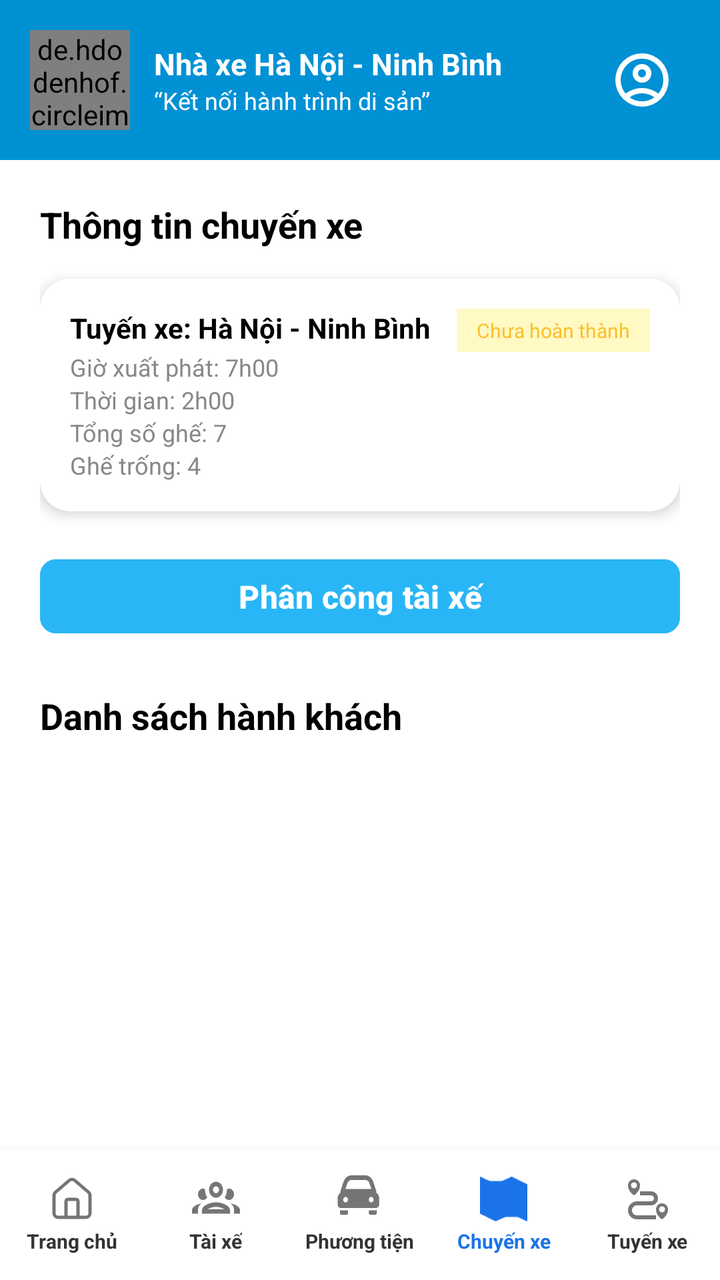
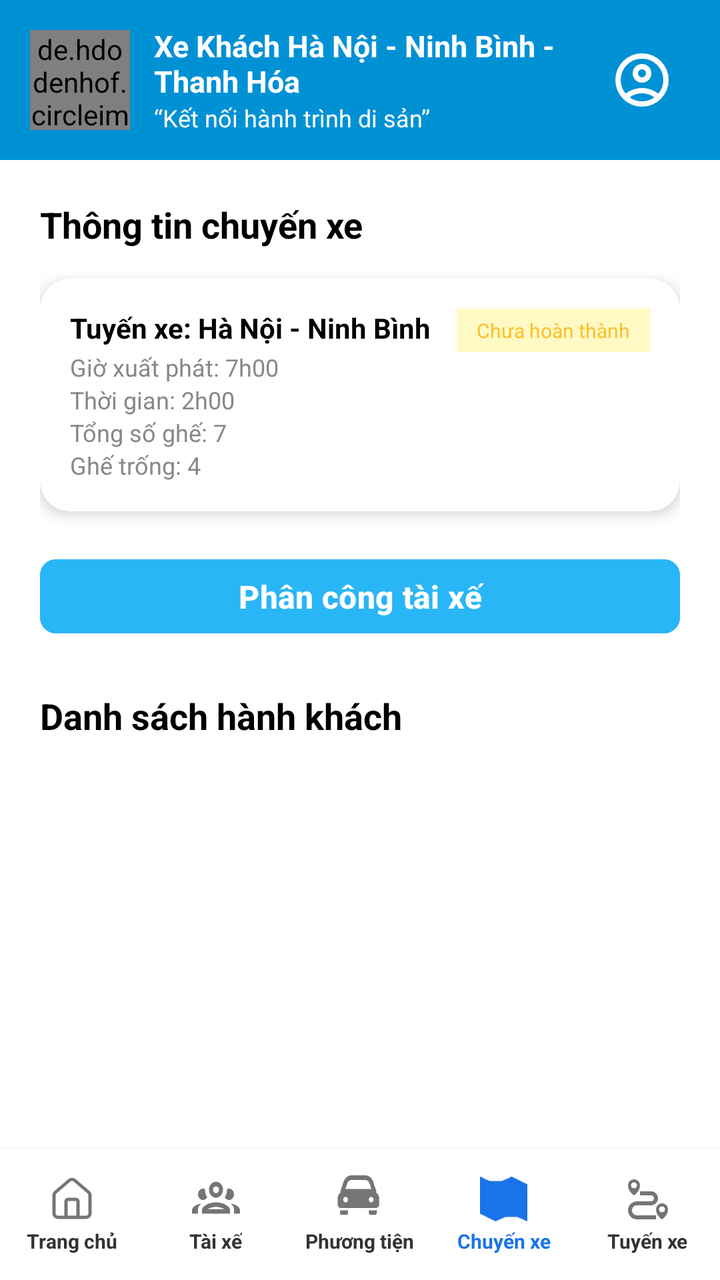

Compare the two renders of this Android layout. The source of the first and the diff that turns it into the second are given below.
<!-- AndroidManifest.xml: application theme Theme.VeXeApp -->
<!-- res/layout/activity_trip_detail.xml -->
<?xml version="1.0" encoding="utf-8"?>
<androidx.constraintlayout.widget.ConstraintLayout xmlns:android="http://schemas.android.com/apk/res/android"
    xmlns:app="http://schemas.android.com/apk/res-auto"
    android:layout_width="match_parent"
    android:layout_height="match_parent"
    android:background="#FFFFFF">

    
    <LinearLayout
        android:id="@+id/header"
        android:layout_width="match_parent"
        android:layout_height="80dp"
        android:background="#0091D5"
        android:gravity="center_vertical"
        android:orientation="horizontal"
        android:paddingHorizontal="15dp"
        app:layout_constraintTop_toTopOf="parent">

        <de.hdodenhof.circleimageview.CircleImageView
            android:id="@+id/imgLogo"
            android:layout_width="50dp"
            android:layout_height="50dp"
            android:src="@drawable/logo"
            app:civ_border_color="@color/white"
            app:civ_border_width="1dp" />

        <LinearLayout
            android:layout_width="0dp"
            android:layout_height="wrap_content"
            android:layout_marginStart="12dp"
            android:layout_weight="1"
            android:orientation="vertical">

            <TextView
                android:layout_width="wrap_content"
                android:layout_height="wrap_content"
                android:text="Nhà xe Hà Nội - Ninh Bình"
                android:textColor="@color/white"
                android:textSize="15sp"
                android:textStyle="bold" />

            <TextView
                android:layout_width="wrap_content"
                android:layout_height="wrap_content"
                android:text="“Kết nối hành trình di sản”"
                android:textColor="@color/white"
                android:textSize="12sp" />
        </LinearLayout>

        <ImageView
            android:id="@+id/imgOpProfile"
            android:layout_width="48dp"
            android:layout_height="48dp"
            android:padding="8dp"
            android:src="@drawable/account_circle"
            app:tint="@color/white" />
    </LinearLayout>

    <ScrollView
        android:layout_width="match_parent"
        android:layout_height="0dp"
        app:layout_constraintBottom_toTopOf="@+id/bottom_nav"
        app:layout_constraintTop_toBottomOf="@id/header">

        <LinearLayout
            android:layout_width="match_parent"
            android:layout_height="wrap_content"
            android:orientation="vertical"
            android:padding="20dp">

            <TextView
                android:layout_width="wrap_content"
                android:layout_height="wrap_content"
                android:text="Thông tin chuyến xe"
                android:textColor="#000000"
                android:textSize="18sp"
                android:textStyle="bold"
                android:layout_marginBottom="15dp"/>

            
            <androidx.cardview.widget.CardView
                android:layout_width="match_parent"
                android:layout_height="wrap_content"
                app:cardCornerRadius="15dp"
                app:cardElevation="4dp"
                android:layout_marginBottom="20dp">

                <RelativeLayout
                    android:layout_width="match_parent"
                    android:layout_height="wrap_content"
                    android:padding="15dp">

                    <LinearLayout
                        android:layout_width="wrap_content"
                        android:layout_height="wrap_content"
                        android:orientation="vertical">

                        <TextView
                            android:id="@+id/tvRouteName"
                            android:layout_width="wrap_content"
                            android:layout_height="wrap_content"
                            android:text="Tuyến xe: Hà Nội - Ninh Bình"
                            android:textColor="#000000"
                            android:textStyle="bold"
                            android:textSize="14sp" />

                        <TextView
                            android:id="@+id/tvTime"
                            android:layout_width="wrap_content"
                            android:layout_height="wrap_content"
                            android:text="Giờ xuất phát: 7h00"
                            android:textColor="#888888"
                            android:textSize="12sp"
                            android:layout_marginTop="2dp"/>

                        <TextView
                            android:id="@+id/tvDuration"
                            android:layout_width="wrap_content"
                            android:layout_height="wrap_content"
                            android:text="Thời gian: 2h00"
                            android:textColor="#888888"
                            android:textSize="12sp" />

                        <TextView
                            android:id="@+id/tvTotalSeats"
                            android:layout_width="wrap_content"
                            android:layout_height="wrap_content"
                            android:text="Tổng số ghế: 7"
                            android:textColor="#888888"
                            android:textSize="12sp" />

                        <TextView
                            android:id="@+id/tvAvailableSeats"
                            android:layout_width="wrap_content"
                            android:layout_height="wrap_content"
                            android:text="Ghế trống: 4"
                            android:textColor="#888888"
                            android:textSize="12sp" />

                    </LinearLayout>

                    <LinearLayout
                        android:id="@+id/layoutStatusSelection"
                        android:layout_width="wrap_content"
                        android:layout_height="wrap_content"
                        android:layout_alignParentEnd="true"
                        android:orientation="vertical"
                        android:gravity="end">

                        <TextView
                            android:id="@+id/tvStatus"
                            android:layout_width="wrap_content"
                            android:layout_height="wrap_content"
                            android:background="#FFF9C4"
                            android:paddingHorizontal="10dp"
                            android:paddingVertical="4dp"
                            android:text="Chưa hoàn thành"
                            android:textColor="#FBC02D"
                            android:textSize="10sp"
                            android:clickable="true"
                            android:focusable="true"/>

                        <TextView
                            android:id="@+id/tvStatusOption"
                            android:layout_width="wrap_content"
                            android:layout_height="wrap_content"
                            android:layout_marginTop="5dp"
                            android:background="#E8F5E9"
                            android:paddingHorizontal="10dp"
                            android:paddingVertical="4dp"
                            android:text="Hoàn thành"
                            android:textColor="#4CAF50"
                            android:textSize="10sp"
                            android:visibility="gone"
                            android:clickable="true"
                            android:focusable="true"/>
                    </LinearLayout>
                </RelativeLayout>
            </androidx.cardview.widget.CardView>

            <com.google.android.material.button.MaterialButton
                android:id="@+id/btnAssign"
                android:layout_width="match_parent"
                android:layout_height="45dp"
                android:backgroundTint="#29B6F6"
                android:text="Phân công tài xế"
                android:textAllCaps="false"
                android:textSize="16sp"
                android:textStyle="bold"
                app:cornerRadius="8dp" />

            <TextView
                android:layout_width="wrap_content"
                android:layout_height="wrap_content"
                android:text="Danh sách hành khách"
                android:textColor="#000000"
                android:textSize="18sp"
                android:textStyle="bold"
                android:layout_marginTop="25dp"
                android:layout_marginBottom="15dp"/>

            <androidx.recyclerview.widget.RecyclerView
                android:id="@+id/rvPassengers"
                android:layout_width="match_parent"
                android:layout_height="wrap_content"
                android:nestedScrollingEnabled="false" />

        </LinearLayout>
    </ScrollView>

    
    <LinearLayout
        android:id="@+id/bottom_nav"
        android:layout_width="match_parent"
        android:layout_height="65dp"
        android:background="@color/white"
        android:elevation="8dp"
        android:orientation="horizontal"
        android:gravity="center_vertical"
        app:layout_constraintBottom_toBottomOf="parent">
        <LinearLayout android:id="@+id/nav_home_op_main" android:layout_width="0dp" android:layout_height="wrap_content" android:layout_weight="1" android:gravity="center" android:orientation="vertical"><ImageView android:layout_width="24dp" android:layout_height="24dp" android:src="@drawable/tc" app:tint="#757575"/><TextView android:layout_width="wrap_content" android:layout_height="wrap_content" android:text="Trang chủ" android:textSize="10sp" android:textColor="#333333" android:textStyle="bold" android:layout_marginTop="2dp"/></LinearLayout>
        <LinearLayout android:id="@+id/nav_driver_op" android:layout_width="0dp" android:layout_height="wrap_content" android:layout_weight="1" android:gravity="center" android:orientation="vertical"><ImageView android:layout_width="24dp" android:layout_height="24dp" android:src="@drawable/taixe" app:tint="#757575" /><TextView android:layout_width="wrap_content" android:layout_height="wrap_content" android:text="Tài xế" android:textSize="10sp" android:textColor="#333333" android:textStyle="bold" android:layout_marginTop="2dp" /></LinearLayout>
        <LinearLayout android:id="@+id/nav_vehicle_op" android:layout_width="0dp" android:layout_height="wrap_content" android:layout_weight="1" android:gravity="center" android:orientation="vertical"><ImageView android:layout_width="24dp" android:layout_height="24dp" android:src="@drawable/pt" app:tint="#757575" /><TextView android:layout_width="wrap_content" android:layout_height="wrap_content" android:text="Phương tiện" android:textSize="10sp" android:textColor="#333333" android:textStyle="bold" android:layout_marginTop="2dp" /></LinearLayout>
        <LinearLayout android:id="@+id/nav_trip_op" android:layout_width="0dp" android:layout_height="wrap_content" android:layout_weight="1" android:gravity="center" android:orientation="vertical"><ImageView android:layout_width="24dp" android:layout_height="24dp" android:src="@drawable/cx" app:tint="#1A73E8" /><TextView android:layout_width="wrap_content" android:layout_height="wrap_content" android:text="Chuyến xe" android:textSize="10sp" android:textColor="#1A73E8" android:textStyle="bold" android:layout_marginTop="2dp" /></LinearLayout>
        <LinearLayout android:id="@+id/nav_route_op" android:layout_width="0dp" android:layout_height="wrap_content" android:layout_weight="1" android:gravity="center" android:orientation="vertical"><ImageView android:layout_width="24dp" android:layout_height="24dp" android:src="@drawable/txe" app:tint="#757575" /><TextView android:layout_width="wrap_content" android:layout_height="wrap_content" android:text="Tuyến xe" android:textSize="10sp" android:textColor="#333333" android:textStyle="bold" android:layout_marginTop="2dp" /></LinearLayout>
    </LinearLayout>

</androidx.constraintlayout.widget.ConstraintLayout>
<!-- resources referenced by this layout -->
<resources>
  <color name="white">#FFFFFFFF</color>
  <!-- drawable tc (drawable) -->
  <vector xmlns:android="http://schemas.android.com/apk/res/android"
      android:width="45dp"
      android:height="45dp"
      android:viewportWidth="45"
      android:viewportHeight="45">
    <path
        android:pathData="M28.125,39.375V24.375C28.125,23.878 27.927,23.401 27.576,23.049C27.224,22.698 26.747,22.5 26.25,22.5H18.75C18.253,22.5 17.776,22.698 17.424,23.049C17.073,23.401 16.875,23.878 16.875,24.375V39.375"
        android:strokeLineJoin="round"
        android:strokeWidth="3"
        android:fillColor="#00000000"
        android:strokeColor="#858383"
        android:strokeLineCap="round"/>
    <path
        android:pathData="M5.625,18.75C5.625,18.205 5.744,17.666 5.973,17.171C6.203,16.676 6.538,16.237 6.954,15.885L20.079,4.637C20.756,4.065 21.614,3.751 22.5,3.751C23.386,3.751 24.244,4.065 24.921,4.637L38.046,15.885C38.462,16.237 38.797,16.676 39.027,17.171C39.256,17.666 39.375,18.205 39.375,18.75V35.625C39.375,36.62 38.98,37.573 38.277,38.277C37.573,38.98 36.62,39.375 35.625,39.375H9.375C8.38,39.375 7.427,38.98 6.723,38.277C6.02,37.573 5.625,36.62 5.625,35.625V18.75Z"
        android:strokeWidth="3"
        android:fillColor="#00000000"
        android:strokeColor="#858383"/>
  </vector>
  <!-- drawable txe (drawable) -->
  <vector xmlns:android="http://schemas.android.com/apk/res/android"
      android:width="45dp"
      android:height="45dp"
      android:viewportWidth="45"
      android:viewportHeight="45">
    <path
        android:pathData="M9.375,18.75C9.375,18.75 15,15.356 15,9.375C15,6.281 12.469,3.75 9.375,3.75C6.281,3.75 3.75,6.281 3.75,9.375C3.75,15.356 9.375,18.75 9.375,18.75ZM9.375,6.563C10.931,6.563 12.188,7.819 12.188,9.375C12.188,10.931 10.931,12.188 9.375,12.188C7.819,12.188 6.563,10.931 6.563,9.375C6.563,7.819 7.819,6.563 9.375,6.563ZM35.625,26.25C32.531,26.25 30,28.781 30,31.875C30,37.856 35.625,41.25 35.625,41.25C35.625,41.25 41.25,37.856 41.25,31.875C41.25,28.781 38.719,26.25 35.625,26.25ZM35.625,34.688C34.069,34.688 32.813,33.431 32.813,31.875C32.813,30.319 34.069,29.063 35.625,29.063C37.181,29.063 38.438,30.319 38.438,31.875C38.438,33.431 37.181,34.688 35.625,34.688Z"
        android:fillColor="#858383"/>
    <path
        android:pathData="M7.5,32.813C7.5,31.569 7.994,30.377 8.873,29.498C9.752,28.619 10.944,28.125 12.188,28.125H25.313C28.931,28.125 31.875,25.181 31.875,21.563C31.875,17.944 28.931,15 25.313,15H15V18.75H25.313C26.869,18.75 28.125,20.006 28.125,21.563C28.125,23.119 26.869,24.375 25.313,24.375H12.188C7.537,24.375 3.75,28.163 3.75,32.813C3.75,37.463 7.537,41.25 12.188,41.25H30V37.5H12.188C10.944,37.5 9.752,37.006 8.873,36.127C7.994,35.248 7.5,34.056 7.5,32.813Z"
        android:fillColor="#858383"/>
  </vector>
  <style name="Theme.VeXeApp" parent="Base.Theme.VeXeApp" />
  <style name="Base.Theme.VeXeApp" parent="Theme.Material3.DayNight.NoActionBar">
          
      </style>
  <!-- unchanged entries left out for length: 5 -->
</resources>

<!-- the commit's change to res/layout/activity_trip_detail.xml (unified diff, before → after) -->
@@ -34,7 +34,7 @@
             <TextView
                 android:layout_width="wrap_content"
                 android:layout_height="wrap_content"
-                android:text="Nhà xe Hà Nội - Ninh Bình"
+                android:text="@string/nha_xe_name"
                 android:textColor="@color/white"
                 android:textSize="15sp"
                 android:textStyle="bold" />
<!-- resource entries referenced after the edit -->
@@ -33,6 +33,7 @@
         android:pathData="M7.5,32.813C7.5,31.569 7.994,30.377 8.873,29.498C9.752,28.619 10.944,28.125 12.188,28.125H25.313C28.931,28.125 31.875,25.181 31.875,21.563C31.875,17.944 28.931,15 25.313,15H15V18.75H25.313C26.869,18.75 28.125,20.006 28.125,21.563C28.125,23.119 26.869,24.375 25.313,24.375H12.188C7.537,24.375 3.75,28.163 3.75,32.813C3.75,37.463 7.537,41.25 12.188,41.25H30V37.5H12.188C10.944,37.5 9.752,37.006 8.873,36.127C7.994,35.248 7.5,34.056 7.5,32.813Z"
         android:fillColor="#858383"/>
   </vector>
+  <string name="nha_xe_name">Xe Khách Hà Nội - Ninh Bình - Thanh Hóa</string>
   <style name="Theme.VeXeApp" parent="Base.Theme.VeXeApp" />
   <style name="Base.Theme.VeXeApp" parent="Theme.Material3.DayNight.NoActionBar">
           
